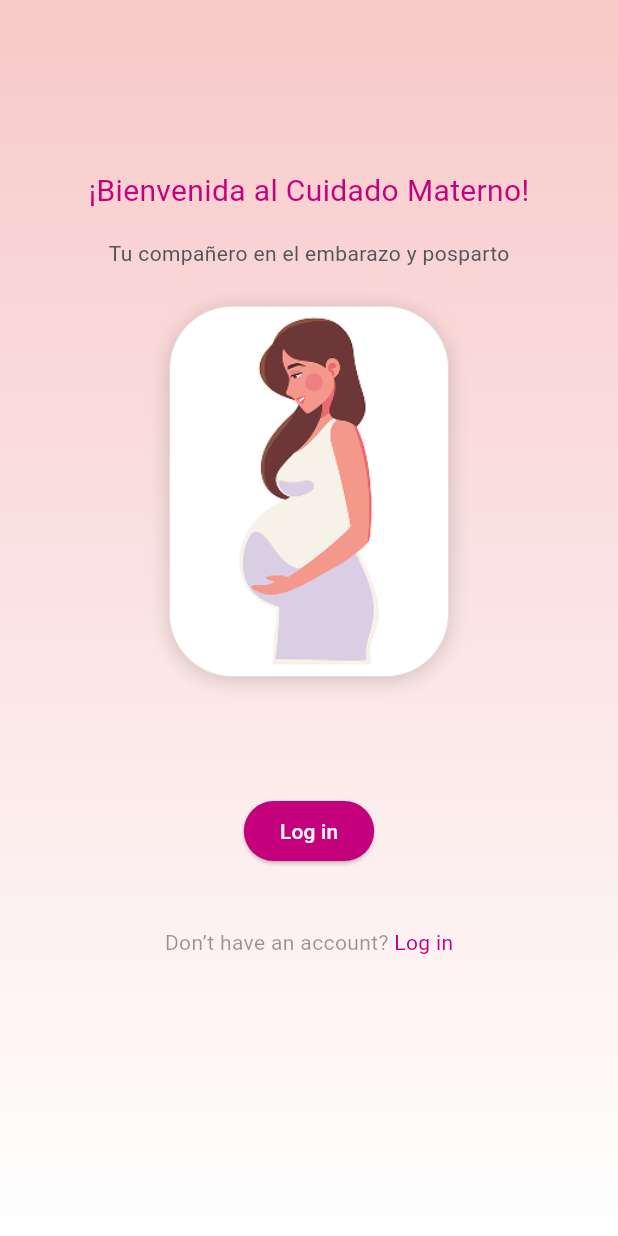
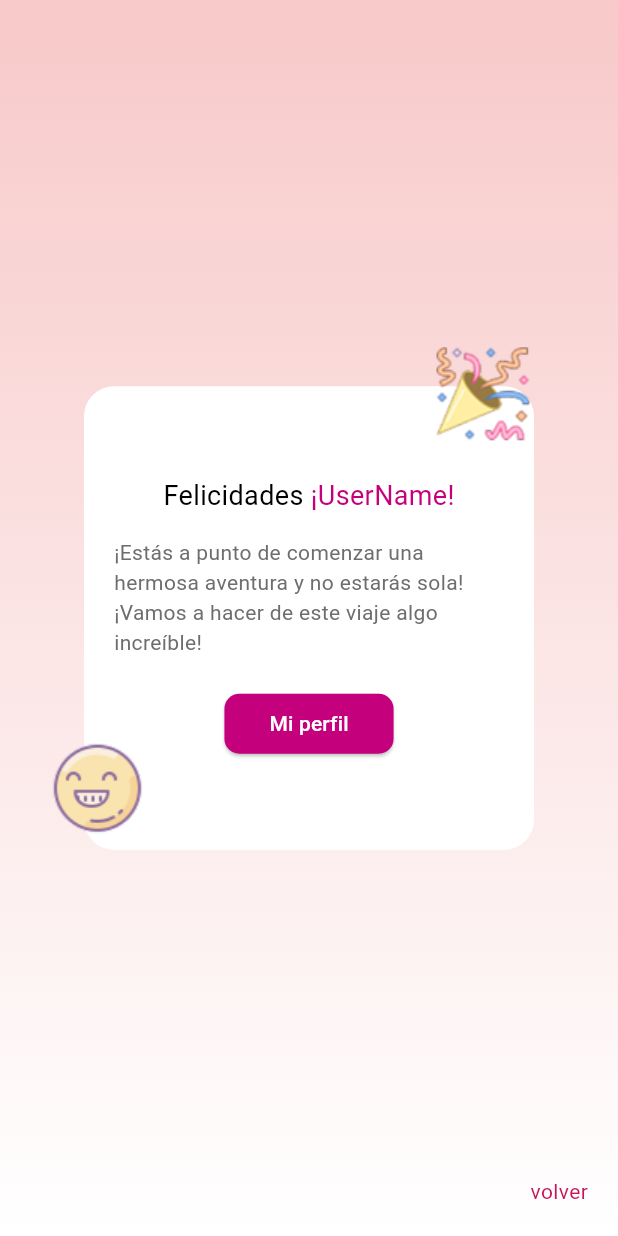
Before and after one commit to ilson28/maternal_care, a Flutter app: the screen it shows after launch, on a phone screen of 412 x 824 dp. Run offline on Flutter 3.47's test engine with Material 3 defaults, Android fonts, the phone set to English and light mode, and no system bars; our stand-ins replace google_fonts; Roboto replaces fonts that are missing (Inclusive Sans, Inder).

Commit message:
feat(CongratsScreen): add screen CongratsScreen.

```diff
--- a/lib/myApp.dart
+++ b/lib/myApp.dart
@@ -1,4 +1,5 @@
 import 'package:flutter/material.dart';
+import 'package:maternalcare/screens/congratsScreen.dart';
 import 'package:maternalcare/screens/login.dart';
 import 'package:maternalcare/screens/profile.dart';
 import 'package:maternalcare/screens/question_1.dart';
@@ -33,11 +34,12 @@ class MyApp extends StatelessWidget {
       // Definimos rutas
       initialRoute: "/",
       routes: {
-        "/": (context) => const Welcome(),
+        // "/": (context) => const Welcome(),
         "/login": (context) => const Login(),
         "/signup": (context) => const Signup(),
         "/profile": (context) => const Profile(),
         "/user-progress": (context) => const UserProgress(),
+        "/": (context) => const CongratsScreen(),
         "/question_1": (context) => const Question_1(),
         "/question_2": (context) => const Question_2(),
         "/question_3": (context) => const Question_3(),
--- /dev/null
+++ b/lib/screens/congratsScreen.dart
@@ -0,0 +1,115 @@
+import 'package:flutter/material.dart';
+import 'package:google_fonts/google_fonts.dart';
+import 'package:maternalcare/utils/appColors.dart';
+
+class CongratsScreen extends StatelessWidget {
+  const CongratsScreen({super.key});
+  @override
+  Widget build(BuildContext context) {
+    return Scaffold(
+      body: Container(
+        width: double.infinity,
+        height: double.infinity,
+        decoration: AppColors.backgroundApp,
+        child: Stack(
+          children: [
+            // Tarjeta central con íconos en las esquinas
+            Center(
+              child: Stack(
+                clipBehavior: Clip.none,
+                children: [
+                  // Caja blanca
+                  Container(
+                    width: 300,
+                    decoration: BoxDecoration(
+                      color: Colors.white,
+                      borderRadius: BorderRadius.circular(20),
+                    ),
+                    padding: const EdgeInsets.symmetric(
+                        horizontal: 20, vertical: 60),
+                    child: Column(
+                      mainAxisSize: MainAxisSize.min,
+                      children: [
+                        Row(
+                          mainAxisAlignment: MainAxisAlignment.center,
+                          children: [
+                            Text(
+                              "Felicidades",
+                              textAlign: TextAlign.center,
+                              style: GoogleFonts.inder(
+                                  fontSize: 18, color: Colors.black),
+                            ),
+                            Text(
+                              " ¡UserName!",
+                              textAlign: TextAlign.center,
+                              style: GoogleFonts.inder(
+                                  fontSize: 18, color: AppColors.primary),
+                            ),
+                          ],
+                        ),
+                        const SizedBox(height: 15),
+                        const Text(
+                          "¡Estás a punto de comenzar una hermosa aventura y no estarás sola! "
+                          "¡Vamos a hacer de este viaje algo increíble!",
+                          textAlign: TextAlign.start,
+                          style:
+                              TextStyle(fontSize: 14, color: Color(0xff6E6E6E)),
+                        ),
+                        const SizedBox(height: 20),
+                        ElevatedButton(
+                          style: ElevatedButton.styleFrom(
+                            backgroundColor: AppColors.primary,
+                            shape: RoundedRectangleBorder(
+                              borderRadius: BorderRadius.circular(10),
+                            ),
+                            padding: const EdgeInsets.symmetric(
+                                horizontal: 30, vertical: 10),
+                          ),
+                          onPressed: () {},
+                          child: const Text(
+                            "Mi perfil",
+                            style: TextStyle(color: Colors.white),
+                          ),
+                        ),
+                      ],
+                    ),
+                  ),
+
+                  // 🎉 Confeti arriba derecha (pegado al borde del container)
+                  Positioned(
+                    top: -30,
+                    right: -1,
+                    child: Image.asset("assets/icons/party.png"),
+                  ),
+
+                  // 😀 Emoji abajo izquierda (pegado al borde del container)
+                  Positioned(
+                    bottom: 0,
+                    left: -30,
+                    child: Padding(
+                      padding: const EdgeInsets.all(8.0),
+                      child: Image.asset("assets/icons/happy_face.png"),
+                    ),
+                  ),
+                ],
+              ),
+            ),
+
+            // Texto volver (parte de afuera, abajo derecha)
+            Positioned(
+              bottom: 20,
+              right: 20,
+              child: Text(
+                "volver",
+                style: TextStyle(
+                  color: Colors.pink.shade700,
+                  fontSize: 14,
+                ),
+              ),
+            ),
+          ],
+        ),
+      ),
+    );
+  }
+}
```
Also changed, not shown: assets/icons/happy_face.png (added), assets/icons/party.png (added).
